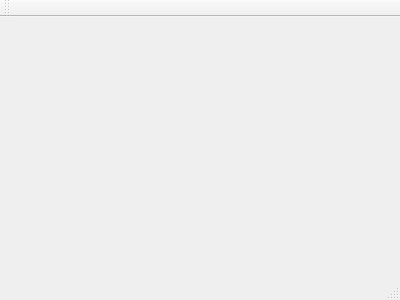
First picture: the form in mainwindow.ui, repository luchoaraya30/flipigas, before the edit.
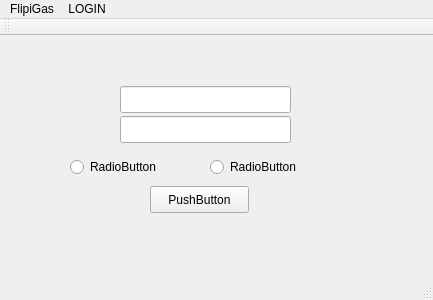
Second picture: the form after the edit.

```diff
--- a/mainwindow.ui
+++ b/mainwindow.ui
@@ -1,24 +1,116 @@
 <ui version="4.0">
  <class>MainWindow</class>
- <widget class="QMainWindow" name="MainWindow" >
-  <property name="geometry" >
+ <widget class="QMainWindow" name="MainWindow">
+  <property name="geometry">
    <rect>
     <x>0</x>
     <y>0</y>
-    <width>400</width>
+    <width>433</width>
     <height>300</height>
    </rect>
   </property>
   <property name="windowTitle" >
    <string>MainWindow</string>
   </property>
-  <widget class="QMenuBar" name="menuBar" />
-  <widget class="QToolBar" name="mainToolBar" />
-  <widget class="QWidget" name="centralWidget" />
-  <widget class="QStatusBar" name="statusBar" />
+  <widget class="QWidget" name="centralWidget">
+   <widget class="QPushButton" name="pushButton">
+    <property name="geometry">
+     <rect>
+      <x>150</x>
+      <y>150</y>
+      <width>99</width>
+      <height>27</height>
+     </rect>
+    </property>
+    <property name="text">
+     <string>PushButton</string>
+    </property>
+   </widget>
+   <widget class="QRadioButton" name="radioButton">
+    <property name="geometry">
+     <rect>
+      <x>70</x>
+      <y>120</y>
+      <width>117</width>
+      <height>22</height>
+     </rect>
+    </property>
+    <property name="text">
+     <string>RadioButton</string>
+    </property>
+   </widget>
+   <widget class="QRadioButton" name="radioButton_2">
+    <property name="geometry">
+     <rect>
+      <x>210</x>
+      <y>120</y>
+      <width>117</width>
+      <height>22</height>
+     </rect>
+    </property>
+    <property name="text">
+     <string>RadioButton</string>
+    </property>
+   </widget>
+   <widget class="QLineEdit" name="lineEdit">
+    <property name="geometry">
+     <rect>
+      <x>120</x>
+      <y>50</y>
+      <width>171</width>
+      <height>27</height>
+     </rect>
+    </property>
+   </widget>
+   <widget class="QLineEdit" name="lineEdit_2">
+    <property name="geometry">
+     <rect>
+      <x>120</x>
+      <y>80</y>
+      <width>171</width>
+      <height>27</height>
+     </rect>
+    </property>
+   </widget>
+  </widget>
+  <widget class="QMenuBar" name="menuBar">
+   <property name="geometry">
+    <rect>
+     <x>0</x>
+     <y>0</y>
+     <width>433</width>
+     <height>25</height>
+    </rect>
+   </property>
+   <widget class="QMenu" name="menuFlipiGas">
+    <property name="title">
+     <string>FlipiGas</string>
+    </property>
+   </widget>
+   <widget class="QMenu" name="menuLOGIN">
+    <property name="title">
+     <string>LOGIN</string>
+    </property>
+    <addaction name="separator"/>
+    <addaction name="separator"/>
+   </widget>
+   <addaction name="menuFlipiGas"/>
+   <addaction name="menuLOGIN"/>
+  </widget>
+  <widget class="QStatusBar" name="statusBar"/>
+  <widget class="QToolBar" name="toolBar">
+   <property name="windowTitle">
+    <string>toolBar</string>
+   </property>
+   <attribute name="toolBarArea">
+    <enum>TopToolBarArea</enum>
+   </attribute>
+   <attribute name="toolBarBreak">
+    <bool>false</bool>
+   </attribute>
+  </widget>
  </widget>
- <layoutDefault spacing="6" margin="11" />
- <pixmapfunction></pixmapfunction>
+ <layoutdefault spacing="6" margin="11"/>
  <resources/>
  <connections/>
 </ui>
```
Left out of the diff: 3 changed lines with no effect on the pictures.
